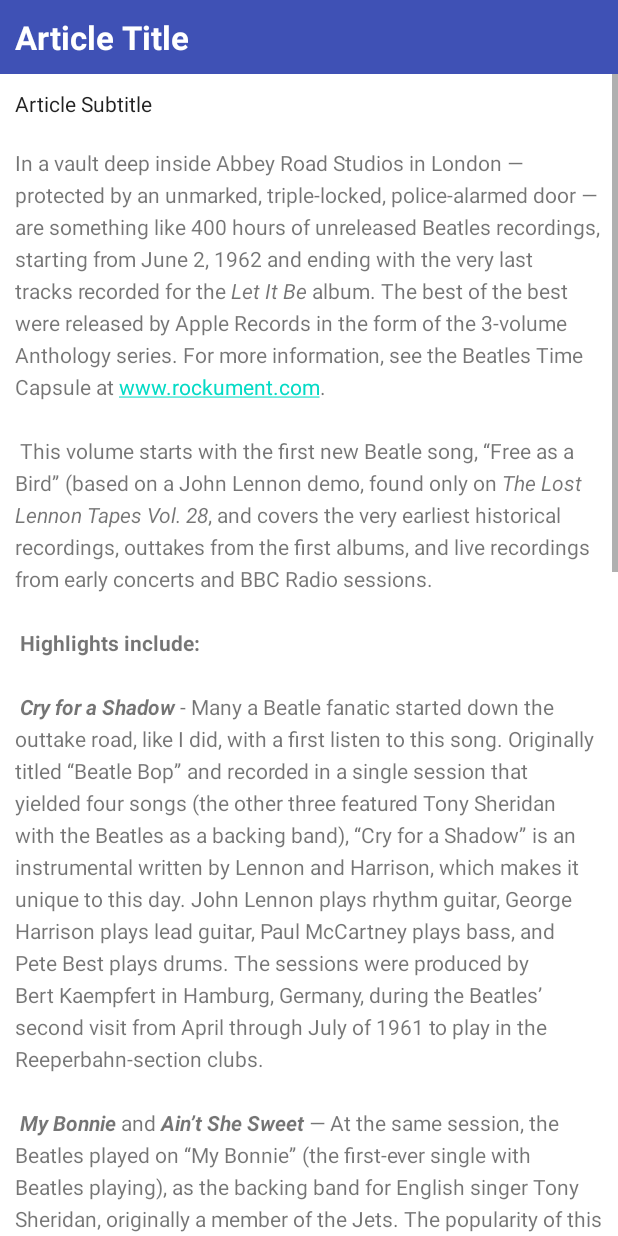
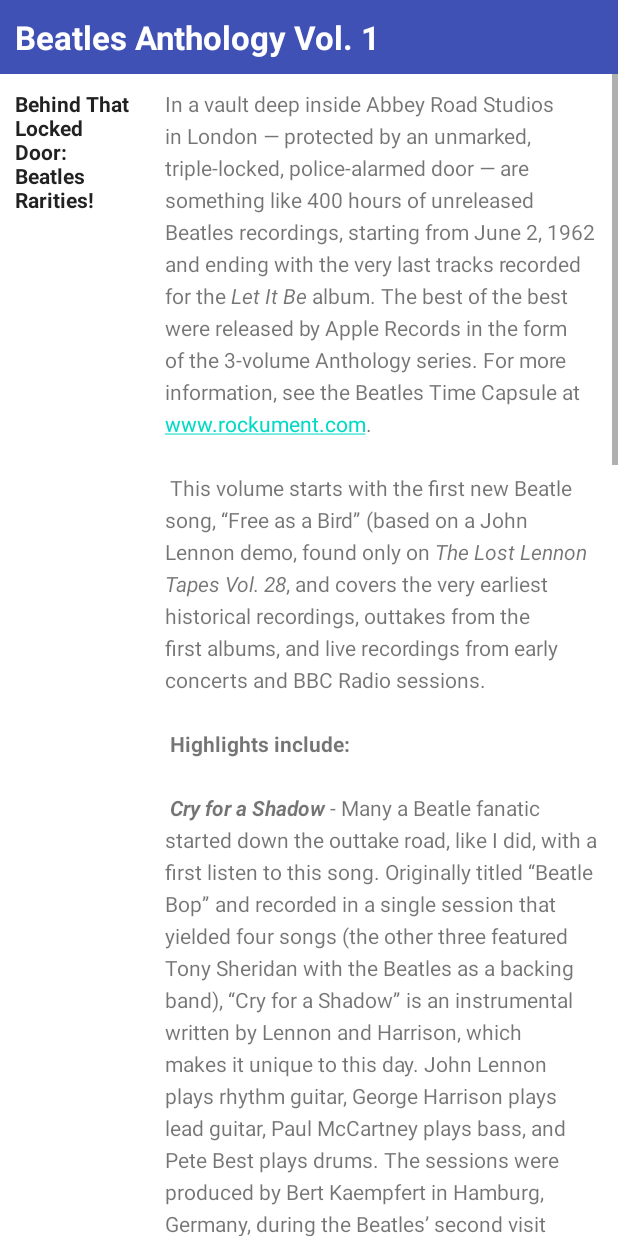
Before and after one commit to kggm0116/aston_intensiv_2, an Android app: the ScrollingActivity screen opened directly, with no data from a screen before it, on a phone screen of 412 x 824 dp. Run offline under Robolectric (Android 15) with nearby library versions, the phone set to English and light mode, and no system bars.

Commit message:
Finished Task 1.3 Homework.

```diff
--- a/application/src/main/res/layout/activity_scrolling.xml
+++ b/application/src/main/res/layout/activity_scrolling.xml
@@ -24,14 +24,15 @@
         <androidx.appcompat.widget.LinearLayoutCompat
             android:layout_width="match_parent"
             android:layout_height="wrap_content"
-            android:orientation="vertical">
+            android:orientation="horizontal">
 
             <TextView
                 android:id="@+id/article_subheading"
-                android:layout_width="match_parent"
+                android:layout_width="100dp"
                 android:layout_height="wrap_content"
                 android:padding="@dimen/padding_regular"
                 android:text="@string/article_subtitle"
+                android:textStyle="bold"
                 android:textAppearance="@android:style/TextAppearance.DeviceDefault" />
 
             <TextView
--- a/application/src/main/res/values/strings.xml
+++ b/application/src/main/res/values/strings.xml
@@ -7,8 +7,8 @@
     <string name="task_1_2_B_homework_text">1.2B Homework</string>
     <string name="button_label_zero">Zero</string>
     <string name="task_1_3_homework_text">1.3 Homework</string>
-    <string name="article_title">Article Title</string>
-    <string name="article_subtitle">Article Subtitle</string>
+    <string name="article_title" translatable="false">Beatles Anthology Vol. 1</string>
+    <string name="article_subtitle" translatable="false">Behind That Locked Door: Beatles Rarities!</string>
     <string name="article_text" translatable="false">In a vault deep inside Abbey Road Studios in London — protected by an unmarked, triple-locked, police-alarmed door — are something like 400 hours of unreleased Beatles recordings, starting from June 2, 1962 and ending with the very last tracks recorded for the <i>Let It Be</i> album. The best of the best were released by Apple Records in the form of the 3-volume Anthology series.
         For more information, see the Beatles Time Capsule at www.rockument.com.
 \n\n
```
Also changed, not shown: 1 other file.
